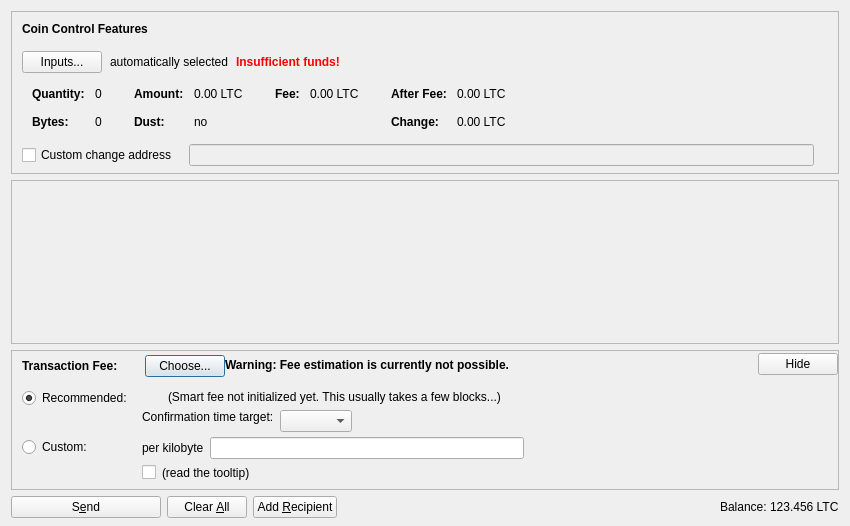
The window that src/qt/forms/sendcoinsdialog.ui (vanadium-coin/Development) describes before a commit, drawn with Qt 5.
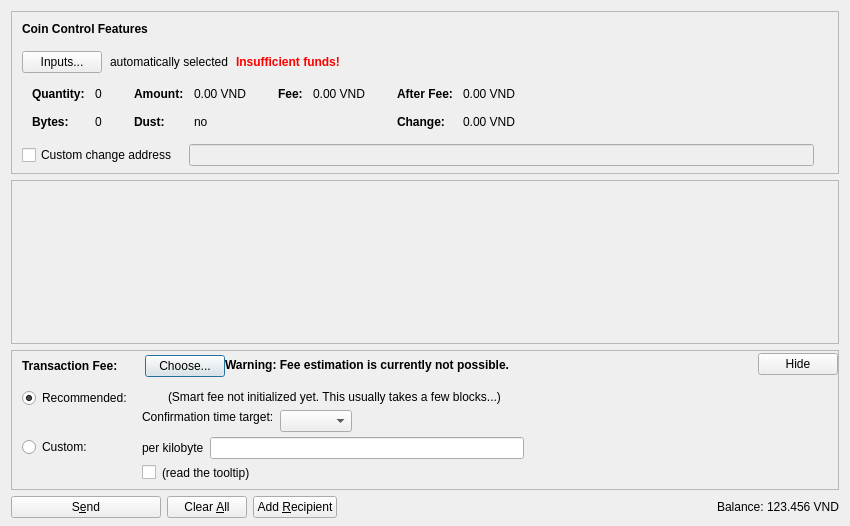
The same window after the commit. Icons and pictures are not drawn. Custom widgets are drawn as their Qt base class.

Diff of the .ui file:
```diff
--- a/src/qt/forms/sendcoinsdialog.ui
+++ b/src/qt/forms/sendcoinsdialog.ui
@@ -324,7 +324,7 @@
                   <enum>Qt::ActionsContextMenu</enum>
                  </property>
                  <property name="text">
-                  <string notr="true">0.00 LTC</string>
+                  <string notr="true">0.00 VND</string>
                  </property>
                  <property name="textInteractionFlags">
                   <set>Qt::LinksAccessibleByMouse|Qt::TextSelectableByKeyboard|Qt::TextSelectableByMouse</set>
@@ -404,7 +404,7 @@
                   <enum>Qt::ActionsContextMenu</enum>
                  </property>
                  <property name="text">
-                  <string notr="true">0.00 LTC</string>
+                  <string notr="true">0.00 VND</string>
                  </property>
                  <property name="textInteractionFlags">
                   <set>Qt::LinksAccessibleByMouse|Qt::TextSelectableByKeyboard|Qt::TextSelectableByMouse</set>
@@ -455,7 +455,7 @@
                   <enum>Qt::ActionsContextMenu</enum>
                  </property>
                  <property name="text">
-                  <string notr="true">0.00 LTC</string>
+                  <string notr="true">0.00 VND</string>
                  </property>
                  <property name="textInteractionFlags">
                   <set>Qt::LinksAccessibleByMouse|Qt::TextSelectableByKeyboard|Qt::TextSelectableByMouse</set>
@@ -484,7 +484,7 @@
                   <enum>Qt::ActionsContextMenu</enum>
                  </property>
                  <property name="text">
-                  <string notr="true">0.00 LTC</string>
+                  <string notr="true">0.00 VND</string>
                  </property>
                  <property name="textInteractionFlags">
                   <set>Qt::LinksAccessibleByMouse|Qt::TextSelectableByKeyboard|Qt::TextSelectableByMouse</set>
@@ -1237,7 +1237,7 @@
           <cursorShape>IBeamCursor</cursorShape>
          </property>
          <property name="text">
-          <string notr="true">123.456 LTC</string>
+          <string notr="true">123.456 VND</string>
          </property>
          <property name="textInteractionFlags">
           <set>Qt::LinksAccessibleByMouse|Qt::TextSelectableByKeyboard|Qt::TextSelectableByMouse</set>
```
Left out of the diff: 4 changed lines with no effect on the pictures.
